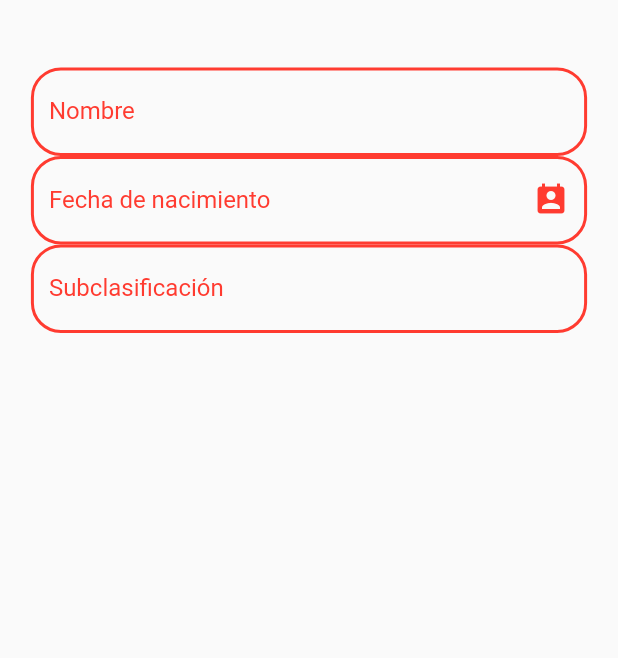
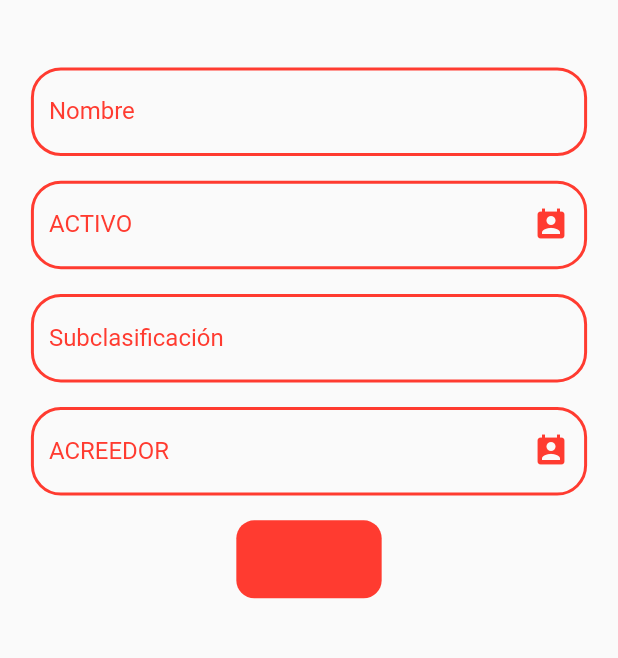
Before and after one commit to Nefonfo/contabilidadApp, a Flutter app: the NewTypePage screen opened directly, on a phone screen of 412 x 824 dp, the part 48-706 px from its top. Run offline on Flutter 3.47's test engine with Material 2 defaults, Android fonts, the phone set to English and light mode, and no system bars; our stand-ins replace flutter_datetime_picker, flutter_slidable, flutter_swiper, line_icons, liquid_pull_to_refresh; missing offline and left inert: sqfentity; statements that could not run were skipped.

Commit message:
2/5 complete

```diff
--- a/lib/constants/constants.dart
+++ b/lib/constants/constants.dart
@@ -35,7 +35,6 @@ final List<Map<String, String>> types = [
     "subType": "CORTO PLAZO",
     "natural": "ACREEDOR"
   },
-
   {
     "name": "INVERSIONES TEMPORALES",
     "type": "ACTIVO",
@@ -61,7 +60,6 @@ final List<Map<String, String>> types = [
     "subType": "CORTO PLAZO",
     "natural": "ACREEDOR"
   },
-
   {
     "name": "CLIENTES",
     "type": "ACTIVO",
@@ -74,7 +72,6 @@ final List<Map<String, String>> types = [
     "subType": "CORTO PLAZO",
     "natural": "ACREEDOR"
   },
-
   {
     "name": "ALMACEN",
     "type": "ACTIVO",
@@ -87,7 +84,6 @@ final List<Map<String, String>> types = [
     "subType": "LARGO PLAZO",
     "natural": "ACREEDOR"
   },
-
   {
     "name": "MOBILIARIO",
     "type": "ACTIVO",
@@ -100,14 +96,14 @@ final List<Map<String, String>> types = [
     "subType": "LARGO PLAZO",
     "natural": "ACREEDOR"
   },
-  {
+{
     "name": "EQUIPO DE TRANSPORTE",
     "type": "ACTIVO",
     "subType": "FIJO",
     "natural": "DEUDOR"
   },
   {
-    "name": "ACREEDORES BANCARIOS A LARGO PLAZO",
+    "name": "DACREEDORES BANCARIOS A LARGO PLAZO",
     "type": "PASIVO",
     "subType": "LARGO PLAZO",
     "natural": "ACREEDOR"
@@ -136,7 +132,6 @@ final List<Map<String, String>> types = [
     "subType": "CAPITAL",
     "natural": "ACREEDOR"
   },
-
   {
     "name": "PATENTES Y MARCAS",
     "type": "ACTIVO",
@@ -149,7 +144,6 @@ final List<Map<String, String>> types = [
     "subType": "CAPITAL",
     "natural": "ACREEDOR"
   },
-
   {
     "name": "GASTOS PREOPERATIVOS",
     "type": "ACTIVO",
@@ -159,10 +153,9 @@ final List<Map<String, String>> types = [
   {
     "name": "UTILIDAD DEL EJERCICIO",
     "type": "CAPITAL",
-    "subType": "CAPITAL ",
+    "subType": "CAPITAL",
     "natural": "ACREEDOR"
   },
-
   {
     "name": "GASTOS DE ORGANIZACION",
     "type": "ACTIVO",
@@ -175,11 +168,124 @@ final List<Map<String, String>> types = [
     "subType": "CORTO PLAZO",
     "natural": "ACREEDOR"
   },
-
   {
     "name": "ALMACEN",
     "type": "ACTIVO",
     "subType": "DIFERIDO",
     "natural": "DEUDOR"
   },
-  ];
+ {
+    "name": "VENTAS TOTALES",
+    "type": "RESULTADO",
+    "subType": "RESULTADO",
+    "natural": "ACREEDOR"
+  },
+  {
+    "name": "DEVOLUCIONES / VENTAS",
+    "type": "RESULTADO",
+    "subType": "RESULTADO",
+    "natural": "DEUDOR"
+  },
+  {
+    "name": "VENTAS NETAS",
+    "type": "RESULTADO",
+    "subType": "RESULTADO",
+    "natural": "ACREEDOR"
+  },
+  {
+    "name": "COSTO DE VENTAS",
+    "type": "RESULTADO",
+    "subType": "RESULTADO",
+    "natural": "DEUDOR"
+  },
+  {
+    "name": "INVENTARIO INICIAL",
+    "type": "RESULTADO",
+    "subType": "RESULTADO",
+    "natural": "DEUDOR"
+  },
+  {
+    "name": "INVENTARIO FINAL",
+    "type": "RESULTADO",
+    "subType": "RESULTADO",
+    "natural": "DEUDOR"
+  },
+  {
+    "name": "COMPRAS",
+    "type": "RESULTADO",
+    "subType": "RESULTADO",
+    "natural": "DEUDOR"
+  },
+  {
+    "name": "DEVOLUCIONES / COMPRAS",
+    "type": "RESULTADO",
+    "subType": "RESULTADO",
+    "natural": "ACREEDOR"
+  },
+  {
+    "name": "UTILIDAD BRUTA",
+    "type": "RESULTADO",
+    "subType": "RESULTADO",
+    "natural": "ACREEDOR"
+  },
+  {
+    "name": "GASTOS DE OPERACION",
+    "type": "RESULTADO",
+    "subType": "RESULTADO",
+    "natural": "DEUDOR"
+  },
+  {
+    "name": "GASTOS DE ADMINISTRACION ",
+    "type": "RESULTADO",
+    "subType": "RESULTADO",
+    "natural": "DEUDOR"
+  },
+  {
+    "name": "GASTOS DE ADMINISTRACION ",
+    "type": "RESULTADO",
+    "subType": "RESULTADO",
+    "natural": "DEUDOR"
+  },
+  {
+    "name": "GASTOS DE VENTAS",
+    "type": "RESULTADO",
+    "subType": "RESULTADO",
+    "natural": "DEUDOR"
+  },
+  {
+    "name": "UTILIDAD EN OPERACION",
+    "type": "RESULTADO",
+    "subType": "RESULTADO",
+    "natural": "ACREEDOR"
+  },
+  {
+    "name": "RIF",
+    "type": "RESULTADO",
+    "subType": "RESULTADO",
+    "natural": "ACREEDOR"
+  },
+  {
+    "name": "PRODUCTOS FINANCIEROS",
+    "type": "RESULTADO",
+    "subType": "RESULTADO",
+    "natural": "ACREEDOR"
+  },
+  {
+    "name": "GASTOS FINANCIEROS",
+    "type": "RESULTADO",
+    "subType": "RESULTADO",
+    "natural": "DEUDOR"
+  },
+  {
+    "name": "OTROS INGRESOS",
+    "type": "RESULTADO",
+    "subType": "RESULTADO",
+    "natural": "ACREEDOR"
+  },
+  {
+    "name": "OTROS GASTOS",
+    "type": "RESULTADO",
+    "subType": "RESULTADO",
+    "natural": "DEUDOR"
+}
+ ];
--- a/lib/views/newTypx_page.dart
+++ b/lib/views/newTypx_page.dart
@@ -1,4 +1,5 @@
 import 'package:contabilidadapp/responsive/responsive.dart';
+import 'package:contabilidadapp/services/Types_services.dart';
 import 'package:flutter/cupertino.dart';
 import 'package:flutter/material.dart';
 
@@ -8,6 +9,10 @@ class NewTypePage extends StatefulWidget {
 }
 
 class _NewTypePageState extends State<NewTypePage> {
+  String name;
+  String type = "ACTIVO";
+  String subType;
+  String natural = "ACREEDOR";
   @override
   Widget build(BuildContext context) {
     Responsive grid = Responsive(
@@ -27,69 +32,49 @@ class _NewTypePageState extends State<NewTypePage> {
   }
 
   Widget _form(Responsive grid) {
-    List<String> _cuentas = ["Activo", "Pasivo", "Capital", "Resultados"];
-    final FixedExtentScrollController scrollController =
-        FixedExtentScrollController(initialItem: 0);
-    TextEditingController _inputFieldSelectTypeController = new TextEditingController();
     return CustomScrollView(
       slivers: <Widget>[
         SliverToBoxAdapter(
           child: Container(
-            padding: EdgeInsets.symmetric(horizontal: grid.blockSizeHorizontal * 5, vertical: grid.blockSizeVertical * 4),
+            padding: EdgeInsets.symmetric(
+                horizontal: grid.blockSizeHorizontal * 5,
+                vertical: grid.blockSizeVertical * 4),
             child: Column(
               children: <Widget>[
-                TextField(
-                  decoration: _textFieldDecoration("Nombre", "Nombre de la Cuenta"),
-                  onChanged: (String text){
-
-                  },
+                _nameField(),
+                SizedBox(
+                  height: grid.blockSizeVertical * 2,
                 ),
-                TextField(
-      controller: _inputFieldSelectTypeController,
-      enableInteractiveSelection: false,
-      decoration: InputDecoration(
-        border: OutlineInputBorder(borderRadius: BorderRadius.circular(20.0)),
-        labelStyle: TextStyle(color: CupertinoColors.destructiveRed),
-        enabledBorder: OutlineInputBorder(
-          borderSide:
-              BorderSide(color: CupertinoColors.destructiveRed, width: 2.0),
-          borderRadius: BorderRadius.circular(20.0),
-        ),
-        hintText: 'Fecha de nacimiento',
-        labelText: 'Fecha de nacimiento',
-        suffixIcon: Icon(
-          Icons.perm_contact_calendar,
-          color: CupertinoColors.destructiveRed,
-        ),
-      ),
-      onTap: () async{
-        await showCupertinoModalPopup<void>(
-          context: context,
-          builder: (BuildContext context) {
-            return _buildBottomPicker(
-              CupertinoPicker(
-                scrollController: scrollController,
-                itemExtent: grid.blockSizeHorizontal * 15,
-                backgroundColor: CupertinoColors.white,
-                onSelectedItemChanged: (int index) {
-                  print(_cuentas[index]);
-                },
-                children: List<Widget>.generate(_cuentas.length, (int index) {
-                  return Center(
-                    child: Text(_cuentas[index]),
-                  );
-                }),
-              ),
-              grid
-            );
-          },
-        );
-      },
-    ),
-                TextField(
-                  decoration: _textFieldDecoration("Subclasificación", "Nombre de la Subclasificación"),
-                  onChanged: (String text){
-
+                _clasifyField(grid),
+                SizedBox(
+                  height: grid.blockSizeVertical * 2,
+                ),
+                _subClassField(),
+                SizedBox(
+                  height: grid.blockSizeVertical * 2,
+                ),
+                _clasifyNaturalField(grid),
+                SizedBox(
+                  height: grid.blockSizeVertical * 2,
+                ),
+                CupertinoButton(
+                  child: Text("Agregar"),
+                  color: CupertinoColors.destructiveRed,
+                  onPressed: () {
+                    if (name != null &&
+                        type != null &&
+                        subType != null &&
+                        natural != null) {
+                      TypesServices service = new TypesServices(
+                          idt: null,
+                          name: name,
+                          natural: natural,
+                          subType: subType,
+                          type: type);
+                      service.newType().then((c) {
+                        Navigator.pop(context);
+                      });
+                    }
                   },
                 )
               ],
@@ -119,6 +104,127 @@ class _NewTypePageState extends State<NewTypePage> {
     );
   }
 
+  Widget _nameField() {
+    return TextField(
+      decoration: _textFieldDecoration("Nombre", "Nombre de la Cuenta"),
+      onChanged: (String text) {
+        name = text;
+      },
+    );
+  }
+
+  Widget _clasifyField(Responsive grid) {
+    final FixedExtentScrollController scrollControllerOfType =
+        FixedExtentScrollController(initialItem: 0);
+    TextEditingController _inputFieldSelectTypeController =
+        new TextEditingController();
+    List<String> _cuentas = ["Activo", "Pasivo", "Capital", "Resultados"];
+    return TextField(
+      controller: _inputFieldSelectTypeController,
+      enableInteractiveSelection: false,
+      decoration: InputDecoration(
+        border: OutlineInputBorder(borderRadius: BorderRadius.circular(20.0)),
+        labelStyle: TextStyle(color: CupertinoColors.destructiveRed),
+        enabledBorder: OutlineInputBorder(
+          borderSide:
+              BorderSide(color: CupertinoColors.destructiveRed, width: 2.0),
+          borderRadius: BorderRadius.circular(20.0),
+        ),
+        hintText: '',
+        labelText: '$type',
+        suffixIcon: Icon(
+          Icons.perm_contact_calendar,
+          color: CupertinoColors.destructiveRed,
+        ),
+      ),
+      onTap: () async {
+        await showCupertinoModalPopup<void>(
+          context: context,
+          builder: (BuildContext context) {
+            return _buildBottomPicker(
+                CupertinoPicker(
+                  scrollController: scrollControllerOfType,
+                  itemExtent: grid.blockSizeHorizontal * 15,
+                  backgroundColor: CupertinoColors.white,
+                  onSelectedItemChanged: (int index) {
+                    setState(() {
+                      type = _cuentas[index].toUpperCase();
+                    });
+                  },
+                  children: List<Widget>.generate(_cuentas.length, (int index) {
+                    return Center(
+                      child: Text(_cuentas[index]),
+                    );
+                  }),
+                ),
+                grid);
+          },
+        );
+      },
+    );
+  }
+
+  Widget _clasifyNaturalField(Responsive grid) {
+    final FixedExtentScrollController scrollControllerOfType =
+        FixedExtentScrollController(initialItem: 0);
+    TextEditingController _inputFieldSelectTypeController =
+        new TextEditingController();
+    List<String> _cuentas = ["Deudor", "Acreedor"];
+    return TextField(
+      controller: _inputFieldSelectTypeController,
+      enableInteractiveSelection: false,
+      decoration: InputDecoration(
+        border: OutlineInputBorder(borderRadius: BorderRadius.circular(20.0)),
+        labelStyle: TextStyle(color: CupertinoColors.destructiveRed),
+        enabledBorder: OutlineInputBorder(
+          borderSide:
+              BorderSide(color: CupertinoColors.destructiveRed, width: 2.0),
+          borderRadius: BorderRadius.circular(20.0),
+        ),
+        hintText: '',
+        labelText: '$natural',
+        suffixIcon: Icon(
+          Icons.perm_contact_calendar,
+          color: CupertinoColors.destructiveRed,
+        ),
+      ),
+      onTap: () async {
+        await showCupertinoModalPopup<void>(
+          context: context,
+          builder: (BuildContext context) {
+            return _buildBottomPicker(
+                CupertinoPicker(
+                  scrollController: scrollControllerOfType,
+                  itemExtent: grid.blockSizeHorizontal * 15,
+                  backgroundColor: CupertinoColors.white,
+                  onSelectedItemChanged: (int index) {
+                    setState(() {
+                      natural = _cuentas[index].toUpperCase();
+                    });
+                  },
+                  children: List<Widget>.generate(_cuentas.length, (int index) {
+                    return Center(
+                      child: Text(_cuentas[index]),
+                    );
+                  }),
+                ),
+                grid);
+          },
+        );
+      },
+    );
+  }
+
+  Widget _subClassField() {
+    return TextField(
+      decoration: _textFieldDecoration(
+          "Subclasificación", "Nombre de la Subclasificación"),
+      onChanged: (String text) {
+        subType = text;
+      },
+    );
+  }
+
   Widget _buildBottomPicker(Widget picker, Responsive grid) {
     return Container(
       height: grid.blockSizeVertical * 30,
@@ -131,7 +237,7 @@ class _NewTypePageState extends State<NewTypePage> {
         ),
         child: GestureDetector(
           // Blocks taps from propagating to the modal sheet and popping.
-          onTap: () { },
+          onTap: () {},
           child: SafeArea(
             top: false,
             child: picker,
--- a/lib/views/typesClasses_page.dart
+++ b/lib/views/typesClasses_page.dart
@@ -238,7 +238,7 @@ class _TypesClassesPageState extends State<TypesClassesPage> {
         for (int z = 0; z < classesFinded.length; z++) {
           if (datas[x].subType == classesFinded[z]) {
             break;
-          } else if (datas[x].subType == classesFinded[z] &&
+          } else if (
               z == (classesFinded.length - 1)) {
             classesFinded.add(datas[x].subType);
           }
```
